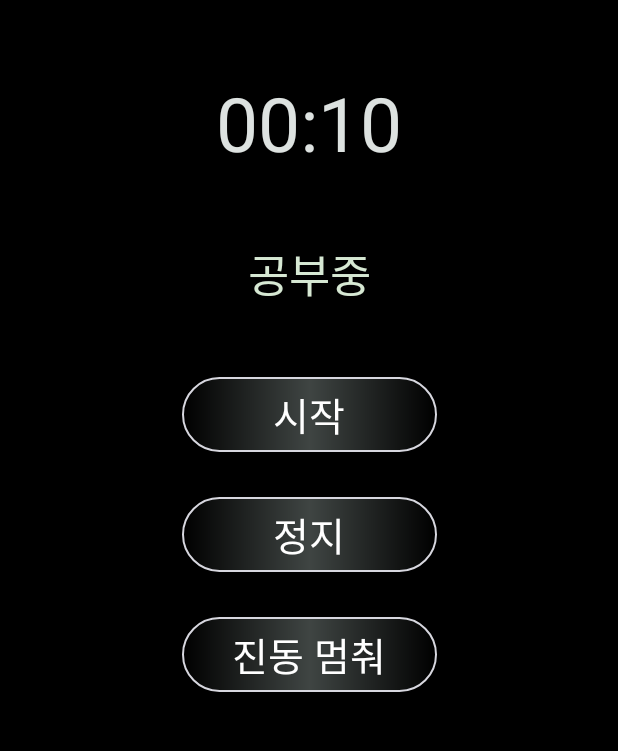
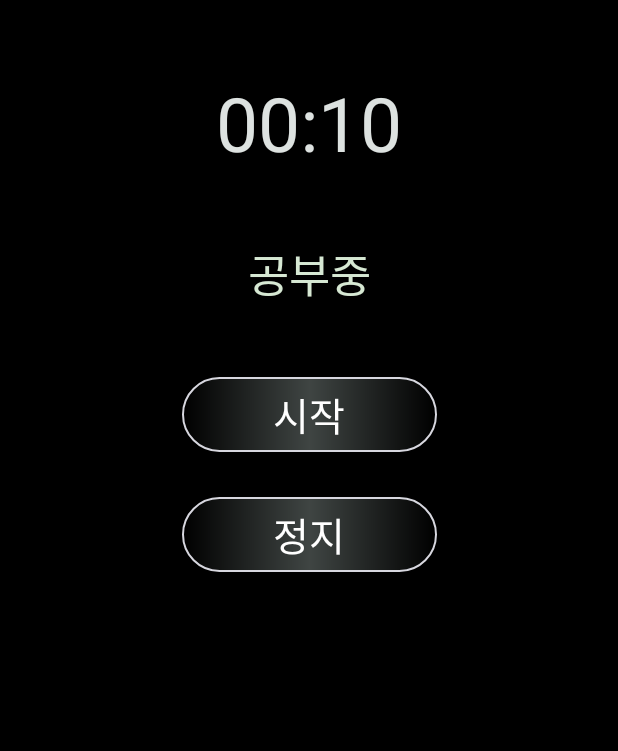
Before and after one commit to hwang434/pomodoro-app, an Android app: the screen it shows after launch (MainActivity), on a phone screen of 412 x 824 dp, the part 84-835 px from its top. Run offline under Robolectric (Android 15) with nearby library versions, the phone set to English and light mode, and no system bars; our stand-ins replace data binding.

```diff
--- a/app/src/main/java/com/example/pomodoro/service/VibrationService.kt
+++ b/app/src/main/java/com/example/pomodoro/service/VibrationService.kt
@@ -23,7 +23,7 @@ class VibrationService: Service(){
 
     override fun onStartCommand(intent: Intent?, flags: Int, startId: Int): Int {
         Log.d(TAG,"AlarmService - onStartCommand() called")
-        Toast.makeText(this, "Vibrator on!", Toast.LENGTH_LONG).show()
+        Toast.makeText(this, "시간이 다했어요~", Toast.LENGTH_LONG).show()
 
         vibrator = getSystemService(VIBRATOR_SERVICE) as Vibrator
         musicPlayer = MediaPlayer.create(this, R.raw.ppippi)
--- a/app/src/main/res/layout/activity_main.xml
+++ b/app/src/main/res/layout/activity_main.xml
@@ -79,17 +79,5 @@
             app:layout_constraintEnd_toEndOf="parent"
             app:layout_constraintStart_toStartOf="parent"
             app:layout_constraintTop_toBottomOf="@+id/startBtn" />
-
-        <Button
-            android:id="@+id/stopVibration"
-            style="@style/button_style"
-            android:layout_width="wrap_content"
-            android:layout_height="wrap_content"
-            android:text="진동 멈춰"
-            android:layout_marginTop="30dp"
-            app:layout_constraintEnd_toEndOf="parent"
-            app:layout_constraintStart_toStartOf="parent"
-            app:layout_constraintTop_toBottomOf="@+id/stopBtn"
-            android:background="@drawable/rounded_button"/>
     </androidx.constraintlayout.widget.ConstraintLayout>
 </layout>
```
Also changed, not shown: app/src/main/java/com/example/pomodoro/receiver/AlarmReceiver.kt (+8 -6 lines), app/src/main/java/com/example/pomodoro/views/MainActivity.kt (+22 -37 lines).
